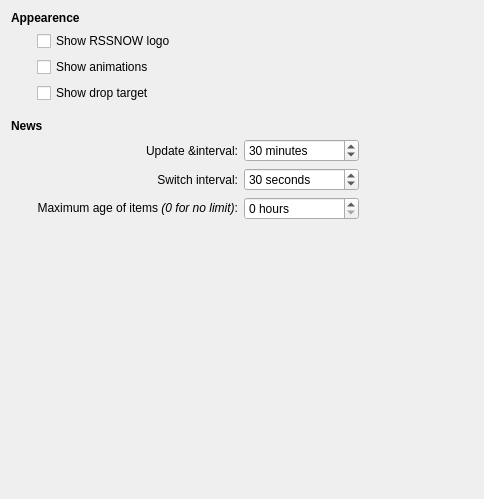
This is applets/rssnow/config.ui in KDE/kdeplasma-addons as Qt 5 draws it before an edit. The edited form follows.
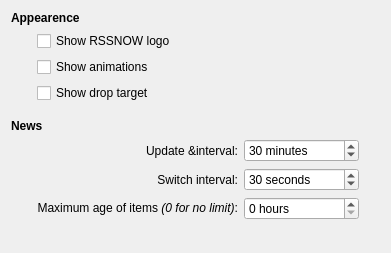
This is the edited form. Custom widgets are drawn as their Qt base class.

Commit message: Fixed widget size.

```diff
--- a/applets/rssnow/config.ui
+++ b/applets/rssnow/config.ui
@@ -5,8 +5,8 @@
    <rect>
     <x>0</x>
     <y>0</y>
-    <width>476</width>
-    <height>499</height>
+    <width>391</width>
+    <height>253</height>
    </rect>
   </property>
   <property name="styleSheet" >
@@ -86,32 +86,6 @@
      </property>
     </widget>
    </item>
-   <item row="10" column="2" colspan="4" >
-    <spacer>
-     <property name="orientation" >
-      <enum>Qt::Vertical</enum>
-     </property>
-     <property name="sizeHint" stdset="0" >
-      <size>
-       <width>381</width>
-       <height>16</height>
-      </size>
-     </property>
-    </spacer>
-   </item>
-   <item row="6" column="5" >
-    <spacer name="horizontalSpacer_2" >
-     <property name="orientation" >
-      <enum>Qt::Horizontal</enum>
-     </property>
-     <property name="sizeHint" stdset="0" >
-      <size>
-       <width>431</width>
-       <height>20</height>
-      </size>
-     </property>
-    </spacer>
-   </item>
    <item row="8" column="4" >
     <widget class="KIntSpinBox" name="maxAge" >
      <property name="suffix" >
@@ -190,6 +164,32 @@
      </property>
     </spacer>
    </item>
+   <item row="9" column="0" >
+    <spacer name="verticalSpacer_2" >
+     <property name="orientation" >
+      <enum>Qt::Vertical</enum>
+     </property>
+     <property name="sizeHint" stdset="0" >
+      <size>
+       <width>20</width>
+       <height>40</height>
+      </size>
+     </property>
+    </spacer>
+   </item>
+   <item row="6" column="5" >
+    <spacer name="horizontalSpacer_2" >
+     <property name="orientation" >
+      <enum>Qt::Horizontal</enum>
+     </property>
+     <property name="sizeHint" stdset="0" >
+      <size>
+       <width>40</width>
+       <height>20</height>
+      </size>
+     </property>
+    </spacer>
+   </item>
   </layout>
  </widget>
  <customwidgets>
```
